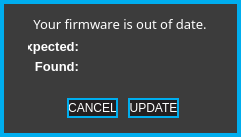
This is standalone/advanced/forms/fwoodformWin.ui in Muse-Kinetics/softstep_editor as Qt 5 draws it before an edit. The edited form follows.
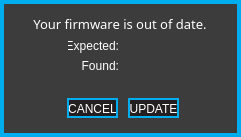
This is the edited form.

```diff
--- a/standalone/advanced/forms/fwoodformWin.ui
+++ b/standalone/advanced/forms/fwoodformWin.ui
@@ -36,7 +36,7 @@
 {
 	background:		rgba(0,0,0,0);
 	color: 				white;
-	font: 				10pt &quot;Futura&quot;;
+	font: 				10pt &quot;Futura-Normal&quot;;
 	border:				none;
 }
 
@@ -45,74 +45,14 @@
 	border:				none;
 }  
 
-/* ---------- QSpinBox ------------*/
-QSpinBox
-{
-	font: 10pt &quot;Futura&quot;;
-	border: 2px solid rgb(0,174,239);
-	background-color: rgba(0, 0, 0, 255);
-	color: white;
-	padding:0, 3, 0, 0;
-}
-
-QSpinBox::focus
-{
-	border: none;
-	outline: none;
-}
-
-/* ---------- QLineEdit ------------*/
-QLineEdit
-{
-	font: 10pt &quot;Futura&quot;;
-	background: rgba(0,174,239,0);
-	border: 2px solid rgba(0,174,239,255);
-	border-radius: 0px;
-	color: white;
-	padding-left: 2px;
-	padding-bottom: 2px;
-}
-
-QLineEdit:focus
-{
-	font: 10pt &quot;Futura&quot;;
-	background: rgba(0,174,239,0);
-	border: 2px solid white;
-	border-radius: 0px;
-	color: white;
-	padding-left: 2px;
-	padding-bottom: 2px;
-}
-
-/* ---------- QCheckBox ------------*/
-QCheckBox
-{
-	font: 10pt &quot;Futura&quot;;
-	background:rgba(0,174,239,0);
-	color: white;
-	padding:0, 3, 0, 0;
-	border: none;
-}
-
-QCheckBox:focus
-{
-	background:rgba(0,174,239,0);
-}
-
-
-/* ------- QStackedWidget ---------*/
-QStackedWidget
-{
-border-top: 1px solid white;
-background: black;
-}
 
 /*---------- QPushButton ---------*/
 QPushButton
 {
 	border: 2px solid rgba(0,174,239,255);
-	font: 10pt &quot;Futura&quot;;
+	font: 9pt &quot;Futura-Normal&quot;;
 	color: white;
+	padding-top: 2;
 }
 
 QPushButton:pressed
@@ -208,7 +148,7 @@
     <widget class="QLabel" name="label">
      <property name="geometry">
       <rect>
-       <x>20</x>
+       <x>60</x>
        <y>30</y>
        <width>51</width>
        <height>16</height>
@@ -218,7 +158,7 @@
       <enum>Qt::NoFocus</enum>
      </property>
      <property name="styleSheet">
-      <string notr="true">font: bold 10pt;</string>
+      <string notr="true">font: 9pt</string>
      </property>
      <property name="text">
       <string>Expected:</string>
@@ -230,7 +170,7 @@
     <widget class="QLabel" name="label_2">
      <property name="geometry">
       <rect>
-       <x>20</x>
+       <x>60</x>
        <y>50</y>
        <width>51</width>
        <height>16</height>
@@ -240,7 +180,7 @@
       <enum>Qt::NoFocus</enum>
      </property>
      <property name="styleSheet">
-      <string notr="true">font: bold 10pt;</string>
+      <string notr="true">font: 9pt;</string>
      </property>
      <property name="text">
       <string>Found:</string>
```
Left out of the diff: 8 changed lines with no effect on the pictures.
